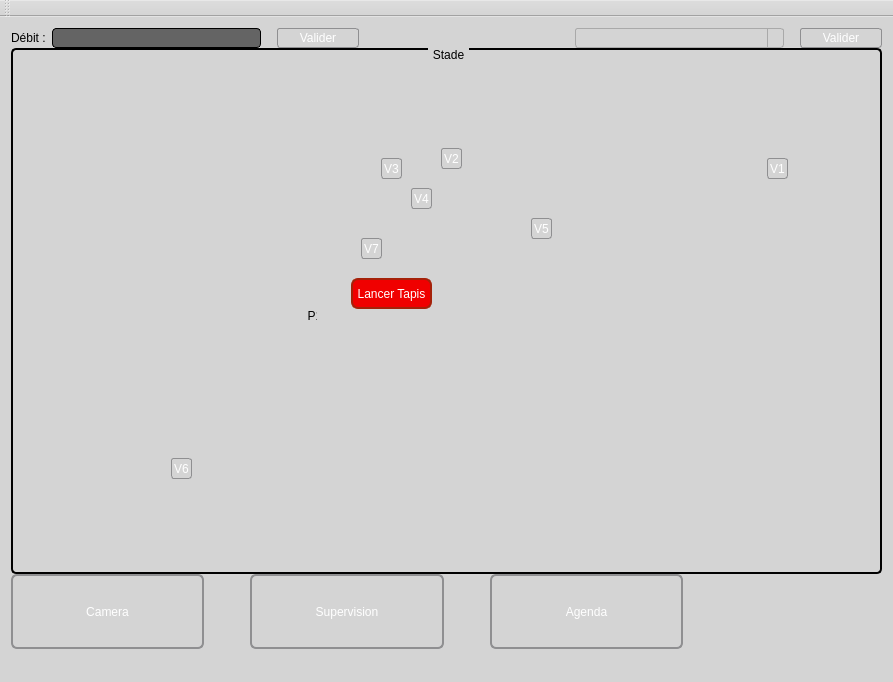
Qt form mainwindow.ui (CalmettesT/Projet-BTS) before a commit.
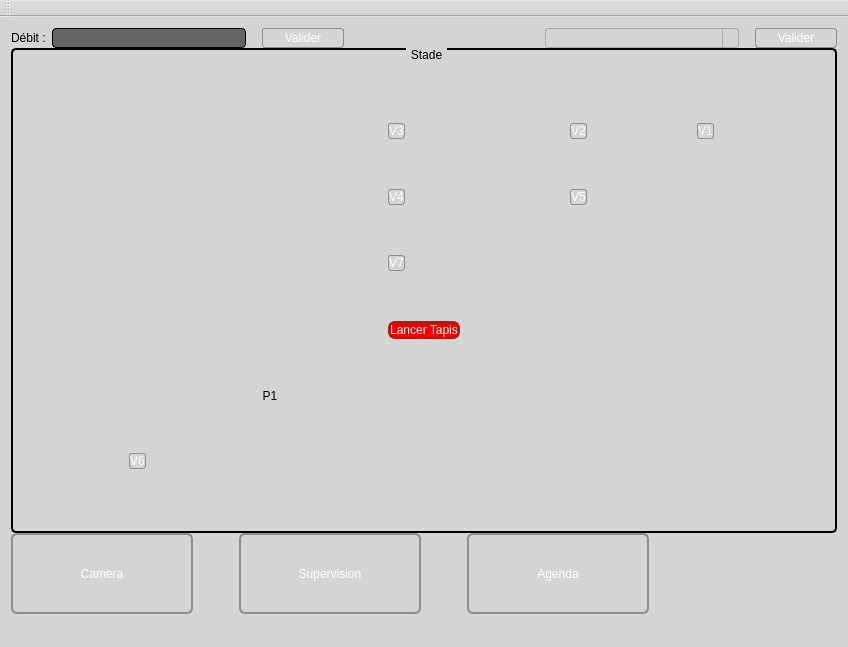
The same form after that commit. Icons and pictures are not drawn. Custom widgets are drawn as their Qt base class.

The edit to the form file:
```diff
--- a/mainwindow.ui
+++ b/mainwindow.ui
@@ -6,20 +6,29 @@
    <rect>
     <x>0</x>
     <y>0</y>
-    <width>893</width>
-    <height>682</height>
+    <width>848</width>
+    <height>647</height>
    </rect>
   </property>
   <property name="windowTitle">
    <string>MainWindow</string>
   </property>
+  <property name="autoFillBackground">
+   <bool>false</bool>
+  </property>
   <property name="styleSheet">
    <string notr="true">background-color: rgb(212, 212, 212);</string>
   </property>
+  <property name="tabShape">
+   <enum>QTabWidget::Rounded</enum>
+  </property>
+  <property name="dockOptions">
+   <set>QMainWindow::AllowTabbedDocks|QMainWindow::AnimatedDocks|QMainWindow::VerticalTabs</set>
+  </property>
   <widget class="QWidget" name="centralWidget">
-   <layout class="QGridLayout" name="gridLayout_2">
-    <item row="0" column="0">
-     <layout class="QVBoxLayout" name="verticalLayout" stretch="0,14,2">
+   <layout class="QHBoxLayout" name="horizontalLayout">
+    <item>
+     <layout class="QVBoxLayout" name="verticalLayout" stretch="0,6,1">
       <property name="spacing">
        <number>0</number>
       </property>
@@ -254,6 +263,27 @@
       </item>
       <item>
        <widget class="QGroupBox" name="groupBox">
+        <property name="minimumSize">
+         <size>
+          <width>409</width>
+          <height>230</height>
+         </size>
+        </property>
+        <property name="maximumSize">
+         <size>
+          <width>9999</width>
+          <height>9999</height>
+         </size>
+        </property>
+        <property name="mouseTracking">
+         <bool>true</bool>
+        </property>
+        <property name="tabletTracking">
+         <bool>true</bool>
+        </property>
+        <property name="toolTipDuration">
+         <number>1</number>
+        </property>
         <property name="styleSheet">
          <string notr="true"> QGroupBox {
 	color: rgb(0, 0, 0);
@@ -275,40 +305,12 @@
         <property name="title">
          <string>Stade</string>
         </property>
-        <layout class="QGridLayout" name="gridLayout">
-         <item row="0" column="0">
-          <widget class="QLabel" name="imgParc">
-           <property name="minimumSize">
-            <size>
-             <width>428</width>
-             <height>224</height>
-            </size>
-           </property>
-           <property name="styleSheet">
-            <string notr="true">font: 8pt &quot;MS Shell Dlg 2&quot;;
-image: url(:/img/parc.jpg);</string>
-           </property>
-           <property name="text">
-            <string/>
-           </property>
-           <property name="scaledContents">
-            <bool>true</bool>
-           </property>
            <property name="alignment">
-            <set>Qt::AlignJustify|Qt::AlignVCenter</set>
-           </property>
-          </widget>
-         </item>
-        </layout>
-        <widget class="QPushButton" name="BoutonVanne3">
-         <property name="geometry">
-          <rect>
-           <x>370</x>
-           <y>110</y>
-           <width>21</width>
-           <height>21</height>
-          </rect>
-         </property>
+         <set>Qt::AlignJustify|Qt::AlignTop</set>
+        </property>
+        <layout class="QGridLayout" name="gridLayout">
+         <item row="0" column="5">
+          <widget class="QPushButton" name="BoutonVanne1">
          <property name="sizePolicy">
           <sizepolicy hsizetype="Fixed" vsizetype="Fixed">
            <horstretch>0</horstretch>
@@ -340,18 +342,39 @@
      }</string>
          </property>
          <property name="text">
-          <string>V3</string>
-         </property>
-        </widget>
+            <string>V1</string>
+           </property>
+          </widget>
+         </item>
+         <item row="3" column="2">
+          <widget class="QPushButton" name="ArreterTapis">
+           <property name="styleSheet">
+            <string notr="true">border: 2px solid #A52109;
+background-color: rgb(240, 0, 0);
+color: rgb(255, 255, 255);
+border-radius: 7px;
+font: 75 12pt &quot;Arial&quot;;</string>
+           </property>
+           <property name="text">
+            <string>Lancer Tapis</string>
+           </property>
+          </widget>
+         </item>
+         <item row="4" column="1">
+          <widget class="QLedLabel" name="ledPompe1">
+           <property name="sizePolicy">
+            <sizepolicy hsizetype="Fixed" vsizetype="Fixed">
+             <horstretch>0</horstretch>
+             <verstretch>0</verstretch>
+            </sizepolicy>
+           </property>
+           <property name="text">
+            <string>  P1</string>
+           </property>
+          </widget>
+         </item>
+         <item row="15" column="0">
         <widget class="QPushButton" name="BoutonVanne6">
-         <property name="geometry">
-          <rect>
-           <x>160</x>
-           <y>410</y>
-           <width>21</width>
-           <height>21</height>
-          </rect>
-         </property>
          <property name="sizePolicy">
           <sizepolicy hsizetype="Fixed" vsizetype="Fixed">
            <horstretch>0</horstretch>
@@ -386,15 +409,46 @@
           <string>V6</string>
          </property>
         </widget>
+         </item>
+         <item row="0" column="2">
+          <widget class="QPushButton" name="BoutonVanne3">
+           <property name="sizePolicy">
+            <sizepolicy hsizetype="Fixed" vsizetype="Fixed">
+             <horstretch>0</horstretch>
+             <verstretch>0</verstretch>
+            </sizepolicy>
+           </property>
+           <property name="styleSheet">
+            <string notr="true">QPushButton {
+	font: 75 10pt &quot;Arial&quot;;
+	color: rgb(255, 255, 255);
+         border: 1px solid #8f8f91;
+         border-radius: 3px;
+         background-color: qlineargradient(x1: 0, y1: 0, x2: 0, y2: 1,
+                                           stop: 0 #181716, stop: 1 #3D3C3A);
+
+     }
+
+     QPushButton:pressed {
+         background-color: qlineargradient(x1: 0, y1: 0, x2: 0, y2: 1,
+                                           stop: 0 #3D3C3A, stop: 1 #181716);
+     }
+
+     QPushButton:flat {
+         border: none; /* no border for a flat push button */
+     }
+
+     QPushButton:default {
+         border-color: navy; /* make the default button prominent */
+     }</string>
+           </property>
+           <property name="text">
+            <string>V3</string>
+           </property>
+          </widget>
+         </item>
+         <item row="1" column="3">
         <widget class="QPushButton" name="BoutonVanne5">
-         <property name="geometry">
-          <rect>
-           <x>520</x>
-           <y>170</y>
-           <width>21</width>
-           <height>21</height>
-          </rect>
-         </property>
          <property name="sizePolicy">
           <sizepolicy hsizetype="Fixed" vsizetype="Fixed">
            <horstretch>0</horstretch>
@@ -429,58 +483,9 @@
           <string>V5</string>
          </property>
         </widget>
-        <widget class="QPushButton" name="BoutonVanne1">
-         <property name="geometry">
-          <rect>
-           <x>756</x>
-           <y>110</y>
-           <width>21</width>
-           <height>21</height>
-          </rect>
-         </property>
-         <property name="sizePolicy">
-          <sizepolicy hsizetype="Fixed" vsizetype="Fixed">
-           <horstretch>0</horstretch>
-           <verstretch>0</verstretch>
-          </sizepolicy>
-         </property>
-         <property name="styleSheet">
-          <string notr="true">QPushButton {
-	font: 75 10pt &quot;Arial&quot;;
-	color: rgb(255, 255, 255);
-         border: 1px solid #8f8f91;
-         border-radius: 3px;
-         background-color: qlineargradient(x1: 0, y1: 0, x2: 0, y2: 1,
-                                           stop: 0 #181716, stop: 1 #3D3C3A);
-
-     }
-
-     QPushButton:pressed {
-         background-color: qlineargradient(x1: 0, y1: 0, x2: 0, y2: 1,
-                                           stop: 0 #3D3C3A, stop: 1 #181716);
-     }
-
-     QPushButton:flat {
-         border: none; /* no border for a flat push button */
-     }
-
-     QPushButton:default {
-         border-color: navy; /* make the default button prominent */
-     }</string>
-         </property>
-         <property name="text">
-          <string>V1</string>
-         </property>
-        </widget>
+         </item>
+         <item row="1" column="2">
         <widget class="QPushButton" name="BoutonVanne4">
-         <property name="geometry">
-          <rect>
-           <x>400</x>
-           <y>140</y>
-           <width>21</width>
-           <height>21</height>
-          </rect>
-         </property>
          <property name="sizePolicy">
           <sizepolicy hsizetype="Fixed" vsizetype="Fixed">
            <horstretch>0</horstretch>
@@ -518,15 +523,9 @@
           <string>V4</string>
          </property>
         </widget>
+         </item>
+         <item row="2" column="2">
         <widget class="QPushButton" name="BoutonVanne7">
-         <property name="geometry">
-          <rect>
-           <x>350</x>
-           <y>190</y>
-           <width>21</width>
-           <height>21</height>
-          </rect>
-         </property>
          <property name="sizePolicy">
           <sizepolicy hsizetype="Fixed" vsizetype="Fixed">
            <horstretch>0</horstretch>
@@ -561,34 +560,9 @@
           <string>V7</string>
          </property>
         </widget>
-        <widget class="QLedLabel" name="ledPompe1">
-         <property name="geometry">
-          <rect>
-           <x>290</x>
-           <y>260</y>
-           <width>16</width>
-           <height>16</height>
-          </rect>
-         </property>
-         <property name="sizePolicy">
-          <sizepolicy hsizetype="Fixed" vsizetype="Fixed">
-           <horstretch>0</horstretch>
-           <verstretch>0</verstretch>
-          </sizepolicy>
-         </property>
-         <property name="text">
-          <string>  P1</string>
-         </property>
-        </widget>
+         </item>
+         <item row="0" column="3">
         <widget class="QPushButton" name="BoutonVanne2">
-         <property name="geometry">
-          <rect>
-           <x>430</x>
-           <y>100</y>
-           <width>21</width>
-           <height>21</height>
-          </rect>
-         </property>
          <property name="sizePolicy">
           <sizepolicy hsizetype="Fixed" vsizetype="Fixed">
            <horstretch>0</horstretch>
@@ -629,36 +603,8 @@
           <string>V2</string>
          </property>
         </widget>
-        <widget class="QPushButton" name="ArreterTapis">
-         <property name="geometry">
-          <rect>
-           <x>340</x>
-           <y>230</y>
-           <width>81</width>
-           <height>31</height>
-          </rect>
-         </property>
-         <property name="styleSheet">
-          <string notr="true">border: 2px solid #A52109;
-background-color: rgb(240, 0, 0);
-color: rgb(255, 255, 255);
-border-radius: 7px;
-font: 75 12pt &quot;Arial&quot;;</string>
-         </property>
-         <property name="text">
-          <string>Lancer Tapis</string>
-         </property>
-        </widget>
-        <zorder>imgParc</zorder>
-        <zorder>BoutonVanne2</zorder>
-        <zorder>BoutonVanne1</zorder>
-        <zorder>BoutonVanne6</zorder>
-        <zorder>BoutonVanne4</zorder>
-        <zorder>BoutonVanne3</zorder>
-        <zorder>BoutonVanne5</zorder>
-        <zorder>BoutonVanne7</zorder>
-        <zorder>ledPompe1</zorder>
-        <zorder>ArreterTapis</zorder>
+         </item>
+        </layout>
        </widget>
       </item>
       <item>
```
Left out of the diff: 6 changed lines with no effect on the pictures. Lines whose indentation alone changed are shown as unchanged.
